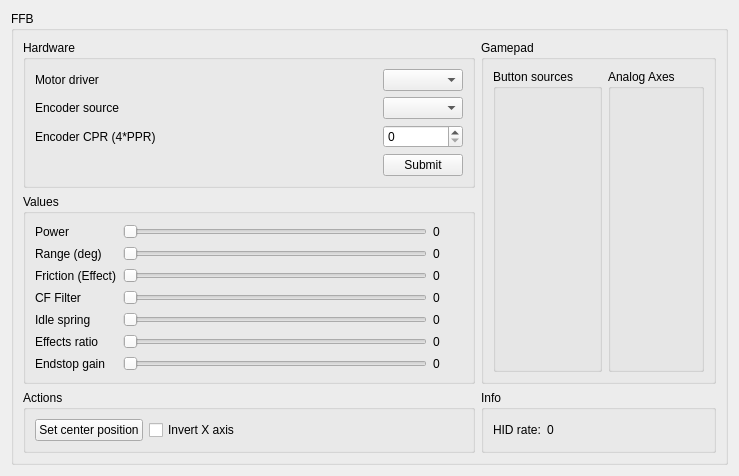
Above: res/ffbclass.ui from Ultrawipf/OpenFFBoard-configurator before the change. Below: the same form after it.
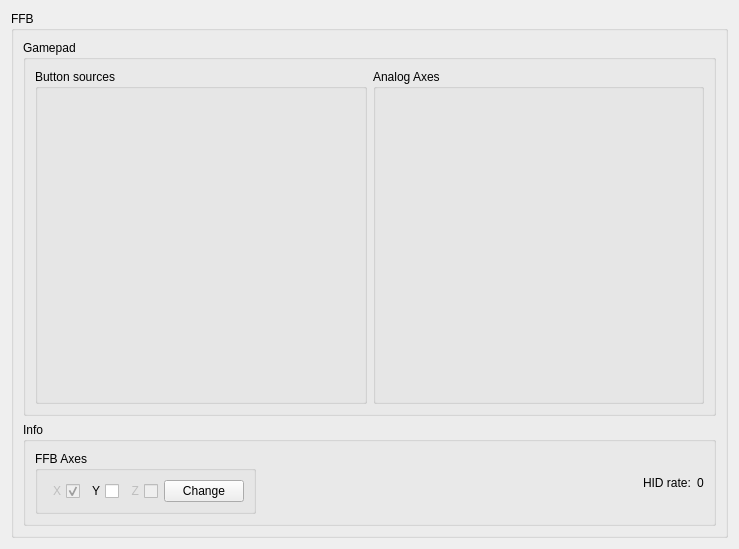
That is the form after the change.

What changed in the file:
```diff
--- a/res/ffbclass.ui
+++ b/res/ffbclass.ui
@@ -7,7 +7,7 @@
     <x>0</x>
     <y>0</y>
     <width>739</width>
-    <height>476</height>
+    <height>549</height>
    </rect>
   </property>
   <property name="windowTitle">
@@ -20,7 +20,7 @@
       <string>FFB</string>
      </property>
      <layout class="QGridLayout" name="gridLayout">
-      <item row="4" column="1">
+      <item row="3" column="1">
        <widget class="QGroupBox" name="groupBox_4">
         <property name="sizePolicy">
          <sizepolicy hsizetype="Preferred" vsizetype="Preferred">
@@ -32,18 +32,74 @@
          <string>Info</string>
         </property>
         <layout class="QHBoxLayout" name="horizontalLayout_3">
-         <item alignment="Qt::AlignLeft">
-          <widget class="QLabel" name="label_4">
-           <property name="text">
-            <string>HID rate:</string>
+         <item>
+          <widget class="QGroupBox" name="groupBox_2">
+           <property name="sizePolicy">
+            <sizepolicy hsizetype="Minimum" vsizetype="Minimum">
+             <horstretch>0</horstretch>
+             <verstretch>0</verstretch>
+            </sizepolicy>
            </property>
-          </widget>
-         </item>
-         <item alignment="Qt::AlignLeft">
-          <widget class="QLabel" name="label_HIDrate">
-           <property name="text">
-            <string>0</string>
+           <property name="title">
+            <string>FFB Axes</string>
            </property>
+           <layout class="QHBoxLayout" name="horizontalLayout_2">
+            <item>
+             <widget class="QCheckBox" name="checkBox_axisX">
+              <property name="enabled">
+               <bool>false</bool>
+              </property>
+              <property name="toolTip">
+               <string>X axis always enabled</string>
+              </property>
+              <property name="layoutDirection">
+               <enum>Qt::RightToLeft</enum>
+              </property>
+              <property name="text">
+               <string>X</string>
+              </property>
+              <property name="checkable">
+               <bool>true</bool>
+              </property>
+              <property name="checked">
+               <bool>true</bool>
+              </property>
+             </widget>
+            </item>
+            <item>
+             <widget class="QCheckBox" name="checkBox_axisY">
+              <property name="layoutDirection">
+               <enum>Qt::RightToLeft</enum>
+              </property>
+              <property name="text">
+               <string>Y</string>
+              </property>
+             </widget>
+            </item>
+            <item>
+             <widget class="QCheckBox" name="checkBox_axisZ">
+              <property name="enabled">
+               <bool>false</bool>
+              </property>
+              <property name="toolTip">
+               <string>Z Axis not yet implemented</string>
+              </property>
+              <property name="layoutDirection">
+               <enum>Qt::RightToLeft</enum>
+              </property>
+              <property name="text">
+               <string>Z</string>
+              </property>
+             </widget>
+            </item>
+            <item>
+             <widget class="QPushButton" name="pushButton_changeAxes">
+              <property name="text">
+               <string>Change</string>
+              </property>
+             </widget>
+            </item>
+           </layout>
           </widget>
          </item>
          <item>
@@ -62,370 +118,24 @@
            </property>
           </spacer>
          </item>
-        </layout>
-       </widget>
-      </item>
-      <item row="1" column="0" rowspan="2">
-       <widget class="QGroupBox" name="groupBox_values">
-        <property name="sizePolicy">
-         <sizepolicy hsizetype="Preferred" vsizetype="Preferred">
-          <horstretch>1</horstretch>
-          <verstretch>0</verstretch>
-         </sizepolicy>
-        </property>
-        <property name="title">
-         <string>Values</string>
-        </property>
-        <layout class="QGridLayout" name="gridLayout_3">
-         <item row="5" column="1">
-          <widget class="QSlider" name="horizontalSlider_fxratio">
-           <property name="toolTip">
-            <string>&lt;html&gt;&lt;head/&gt;&lt;body&gt;&lt;p&gt;High = Effects and endstop have the same peak torque. Low = effect peak is reduced to make endstop more prominent&lt;/p&gt;&lt;/body&gt;&lt;/html&gt;</string>
-           </property>
-           <property name="minimum">
-            <number>102</number>
-           </property>
-           <property name="maximum">
-            <number>255</number>
-           </property>
-           <property name="value">
-            <number>102</number>
-           </property>
-           <property name="sliderPosition">
-            <number>102</number>
-           </property>
-           <property name="orientation">
-            <enum>Qt::Horizontal</enum>
-           </property>
-          </widget>
-         </item>
-         <item row="1" column="1">
-          <widget class="QSlider" name="horizontalSlider_degrees">
-           <property name="minimum">
-            <number>5</number>
-           </property>
-           <property name="maximum">
-            <number>1080</number>
-           </property>
-           <property name="sliderPosition">
-            <number>5</number>
-           </property>
-           <property name="tracking">
-            <bool>true</bool>
-           </property>
-           <property name="orientation">
-            <enum>Qt::Horizontal</enum>
-           </property>
-           <property name="tickPosition">
-            <enum>QSlider::NoTicks</enum>
-           </property>
-           <property name="tickInterval">
-            <number>10</number>
-           </property>
-          </widget>
-         </item>
-         <item row="0" column="1">
-          <widget class="QSlider" name="horizontalSlider_power">
-           <property name="toolTip">
-            <string>&lt;html&gt;&lt;head/&gt;&lt;body&gt;&lt;p&gt;Maximum strength of FFB&lt;/p&gt;&lt;/body&gt;&lt;/html&gt;</string>
-           </property>
-           <property name="maximum">
-            <number>30000</number>
-           </property>
-           <property name="singleStep">
-            <number>1</number>
-           </property>
-           <property name="pageStep">
-            <number>100</number>
-           </property>
-           <property name="tracking">
-            <bool>true</bool>
-           </property>
-           <property name="orientation">
-            <enum>Qt::Horizontal</enum>
-           </property>
-           <property name="tickPosition">
-            <enum>QSlider::NoTicks</enum>
-           </property>
-           <property name="tickInterval">
-            <number>100</number>
-           </property>
-          </widget>
-         </item>
-         <item row="1" column="2">
-          <widget class="QLabel" name="label_range">
-           <property name="minimumSize">
-            <size>
-             <width>30</width>
-             <height>0</height>
-            </size>
-           </property>
+         <item alignment="Qt::AlignLeft">
+          <widget class="QLabel" name="label_4">
            <property name="text">
-            <string>0</string>
+            <string>HID rate:</string>
            </property>
           </widget>
          </item>
-         <item row="2" column="0">
-          <widget class="QLabel" name="label_7">
-           <property name="toolTip">
-            <string>&lt;html&gt;&lt;head/&gt;&lt;body&gt;&lt;p&gt;Intensity of friction effects&lt;/p&gt;&lt;/body&gt;&lt;/html&gt;</string>
-           </property>
+         <item alignment="Qt::AlignLeft">
+          <widget class="QLabel" name="label_HIDrate">
            <property name="text">
-            <string>Friction (Effect)</string>
-           </property>
-          </widget>
-         </item>
-         <item row="2" column="1">
-          <widget class="QSlider" name="horizontalSlider_friction">
-           <property name="toolTip">
-            <string>&lt;html&gt;&lt;head/&gt;&lt;body&gt;&lt;p&gt;Intensity of friction effects&lt;/p&gt;&lt;/body&gt;&lt;/html&gt;</string>
-           </property>
-           <property name="maximum">
-            <number>255</number>
-           </property>
-           <property name="value">
-            <number>0</number>
-           </property>
-           <property name="sliderPosition">
-            <number>0</number>
-           </property>
-           <property name="orientation">
-            <enum>Qt::Horizontal</enum>
-           </property>
-          </widget>
-         </item>
-         <item row="4" column="1">
-          <widget class="QSlider" name="horizontalSlider_idle">
-           <property name="toolTip">
-            <string>&lt;html&gt;&lt;head/&gt;&lt;body&gt;&lt;p&gt;Centering force when FFB is inactive&lt;/p&gt;&lt;/body&gt;&lt;/html&gt;</string>
-           </property>
-           <property name="maximum">
-            <number>255</number>
-           </property>
-           <property name="value">
-            <number>0</number>
-           </property>
-           <property name="sliderPosition">
-            <number>0</number>
-           </property>
-           <property name="orientation">
-            <enum>Qt::Horizontal</enum>
-           </property>
-          </widget>
-         </item>
-         <item row="0" column="0">
-          <widget class="QLabel" name="label_3">
-           <property name="toolTip">
-            <string>&lt;html&gt;&lt;head/&gt;&lt;body&gt;&lt;p&gt;Maximum strength of FFB&lt;/p&gt;&lt;/body&gt;&lt;/html&gt;</string>
-           </property>
-           <property name="text">
-            <string>Power</string>
-           </property>
-          </widget>
-         </item>
-         <item row="1" column="0">
-          <widget class="QLabel" name="label_5">
-           <property name="toolTip">
-            <string>&lt;html&gt;&lt;head/&gt;&lt;body&gt;&lt;p&gt;Degrees of rotation&lt;/p&gt;&lt;/body&gt;&lt;/html&gt;</string>
-           </property>
-           <property name="text">
-            <string>Range (deg)</string>
-           </property>
-          </widget>
-         </item>
-         <item row="0" column="2">
-          <widget class="QLabel" name="label_power">
-           <property name="minimumSize">
-            <size>
-             <width>30</width>
-             <height>0</height>
-            </size>
-           </property>
-           <property name="text">
             <string>0</string>
            </property>
           </widget>
          </item>
-         <item row="2" column="2">
-          <widget class="QLabel" name="label_friction">
-           <property name="text">
-            <string>0</string>
-           </property>
-          </widget>
-         </item>
-         <item row="6" column="1">
-          <widget class="QSlider" name="horizontalSlider_esgain">
-           <property name="toolTip">
-            <string>&lt;html&gt;&lt;head/&gt;&lt;body&gt;&lt;p&gt;How stiff the endstop should be (Tune to taste while keeping noise low)&lt;/p&gt;&lt;/body&gt;&lt;/html&gt;</string>
-           </property>
-           <property name="maximum">
-            <number>255</number>
-           </property>
-           <property name="orientation">
-            <enum>Qt::Horizontal</enum>
-           </property>
-          </widget>
-         </item>
-         <item row="4" column="0">
-          <widget class="QLabel" name="label_8">
-           <property name="toolTip">
-            <string>&lt;html&gt;&lt;head/&gt;&lt;body&gt;&lt;p&gt;Centering force when FFB is inactive&lt;/p&gt;&lt;/body&gt;&lt;/html&gt;</string>
-           </property>
-           <property name="text">
-            <string>Idle spring</string>
-           </property>
-          </widget>
-         </item>
-         <item row="4" column="2">
-          <widget class="QLabel" name="label_idle">
-           <property name="text">
-            <string>0</string>
-           </property>
-          </widget>
-         </item>
-         <item row="5" column="0">
-          <widget class="QLabel" name="label_9">
-           <property name="toolTip">
-            <string>&lt;html&gt;&lt;head/&gt;&lt;body&gt;&lt;p&gt;High = Effects and endstop have the same peak torque. Low = effect peak is reduced to make endstop more prominent&lt;/p&gt;&lt;/body&gt;&lt;/html&gt;</string>
-           </property>
-           <property name="text">
-            <string>Effects ratio</string>
-           </property>
-          </widget>
-         </item>
-         <item row="6" column="0">
-          <widget class="QLabel" name="label_10">
-           <property name="toolTip">
-            <string>&lt;html&gt;&lt;head/&gt;&lt;body&gt;&lt;p&gt;How stiff the endstop should be (Tune to taste while keeping noise low)&lt;/p&gt;&lt;/body&gt;&lt;/html&gt;</string>
-           </property>
-           <property name="text">
-            <string>Endstop gain</string>
-           </property>
-          </widget>
-         </item>
-         <item row="5" column="2">
-          <widget class="QLabel" name="label_fxratio">
-           <property name="text">
-            <string>0</string>
-           </property>
-          </widget>
-         </item>
-         <item row="6" column="2">
-          <widget class="QLabel" name="label_esgain">
-           <property name="text">
-            <string>0</string>
-           </property>
-          </widget>
-         </item>
-         <item row="3" column="1">
-          <widget class="QSlider" name="horizontalSlider_cffilter">
-           <property name="toolTip">
-            <string>&lt;html&gt;&lt;head/&gt;&lt;body&gt;&lt;p&gt;Constant force effect filter&lt;/p&gt;&lt;/body&gt;&lt;/html&gt;</string>
-           </property>
-           <property name="minimum">
-            <number>10</number>
-           </property>
-           <property name="maximum">
-            <number>500</number>
-           </property>
-           <property name="value">
-            <number>10</number>
-           </property>
-           <property name="sliderPosition">
-            <number>10</number>
-           </property>
-           <property name="orientation">
-            <enum>Qt::Horizontal</enum>
-           </property>
-          </widget>
-         </item>
-         <item row="3" column="0">
-          <widget class="QLabel" name="label_11">
-           <property name="toolTip">
-            <string>&lt;html&gt;&lt;head/&gt;&lt;body&gt;&lt;p&gt;Constant force effect filter&lt;/p&gt;&lt;/body&gt;&lt;/html&gt;</string>
-           </property>
-           <property name="text">
-            <string>CF Filter</string>
-           </property>
-          </widget>
-         </item>
-         <item row="3" column="2">
-          <widget class="QLabel" name="label_cffilter">
-           <property name="text">
-            <string>0</string>
-           </property>
-          </widget>
-         </item>
         </layout>
        </widget>
       </item>
-      <item row="0" column="0">
-       <widget class="QGroupBox" name="groupBox_hardware">
-        <property name="title">
-         <string>Hardware</string>
-        </property>
-        <layout class="QGridLayout" name="gridLayout_2">
-         <item row="2" column="0">
-          <widget class="QLabel" name="label_6">
-           <property name="text">
-            <string>Encoder CPR (4*PPR)</string>
-           </property>
-          </widget>
-         </item>
-         <item row="0" column="0">
-          <widget class="QLabel" name="label">
-           <property name="text">
-            <string>Motor driver</string>
-           </property>
-          </widget>
-         </item>
-         <item row="1" column="2">
-          <widget class="QComboBox" name="comboBox_encoder"/>
-         </item>
-         <item row="0" column="2">
-          <widget class="QComboBox" name="comboBox_driver"/>
-         </item>
-         <item row="1" column="0">
-          <widget class="QLabel" name="label_2">
-           <property name="text">
-            <string>Encoder source</string>
-           </property>
-          </widget>
-         </item>
-         <item row="2" column="2">
-          <widget class="QSpinBox" name="spinBox_cpr">
-           <property name="toolTip">
-            <string>&lt;html&gt;&lt;head/&gt;&lt;body&gt;&lt;p&gt;Encoder resolution after quadrature (4 * PPR = CPR)&lt;/p&gt;&lt;/body&gt;&lt;/html&gt;</string>
-           </property>
-           <property name="maximum">
-            <number>65535</number>
-           </property>
-          </widget>
-         </item>
-         <item row="3" column="2">
-          <widget class="QPushButton" name="pushButton_submit_hw">
-           <property name="text">
-            <string>Submit</string>
-           </property>
-          </widget>
-         </item>
-         <item row="3" column="0">
-          <spacer name="horizontalSpacer_2">
-           <property name="orientation">
-            <enum>Qt::Horizontal</enum>
-           </property>
-           <property name="sizeHint" stdset="0">
-            <size>
-             <width>40</width>
-             <height>20</height>
-            </size>
-           </property>
-          </spacer>
-         </item>
-        </layout>
-       </widget>
-      </item>
-      <item row="0" column="1" rowspan="3">
+      <item row="0" column="1" rowspan="2">
        <widget class="QGroupBox" name="groupBox_3">
         <property name="sizePolicy">
          <sizepolicy hsizetype="Preferred" vsizetype="Preferred">
@@ -460,54 +170,6 @@
         </layout>
        </widget>
       </item>
-      <item row="4" column="0">
-       <widget class="QGroupBox" name="groupBox_2">
-        <property name="sizePolicy">
-         <sizepolicy hsizetype="Minimum" vsizetype="Minimum">
-          <horstretch>0</horstretch>
-          <verstretch>0</verstretch>
-         </sizepolicy>
-        </property>
-        <property name="title">
-         <string>Actions</string>
-        </property>
-        <layout class="QHBoxLayout" name="horizontalLayout_2">
-         <item alignment="Qt::AlignBottom">
-          <widget class="QPushButton" name="pushButton_center">
-           <property name="toolTip">
-            <string>&lt;html&gt;&lt;head/&gt;&lt;body&gt;&lt;p&gt;Zero the X axis (Center)&lt;/p&gt;&lt;/body&gt;&lt;/html&gt;</string>
-           </property>
-           <property name="text">
-            <string>Set center position</string>
-           </property>
-          </widget>
-         </item>
-         <item>
-          <widget class="QCheckBox" name="checkBox_invertX">
-           <property name="toolTip">
-            <string>&lt;html&gt;&lt;head/&gt;&lt;body&gt;&lt;p&gt;Reverses the X axis (Wheel) if it turns the wrong way.&lt;br/&gt;Also reverses the forces so they keep pointing in the correct direction.&lt;/p&gt;&lt;/body&gt;&lt;/html&gt;</string>
-           </property>
-           <property name="text">
-            <string>Invert X axis</string>
-           </property>
-          </widget>
-         </item>
-         <item>
-          <spacer name="horizontalSpacer">
-           <property name="orientation">
-            <enum>Qt::Horizontal</enum>
-           </property>
-           <property name="sizeHint" stdset="0">
-            <size>
-             <width>40</width>
-             <height>20</height>
-            </size>
-           </property>
-          </spacer>
-         </item>
-        </layout>
-       </widget>
-      </item>
      </layout>
     </widget>
    </item>
```
Left out of the diff: 67 changed lines with no effect on the pictures.
